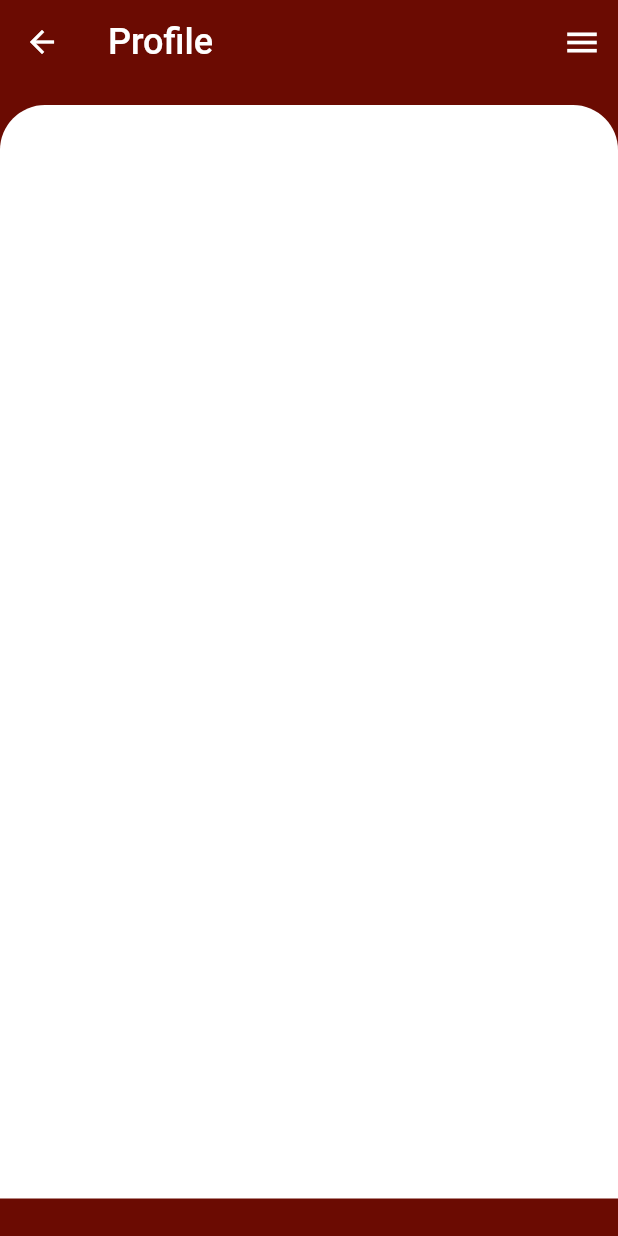
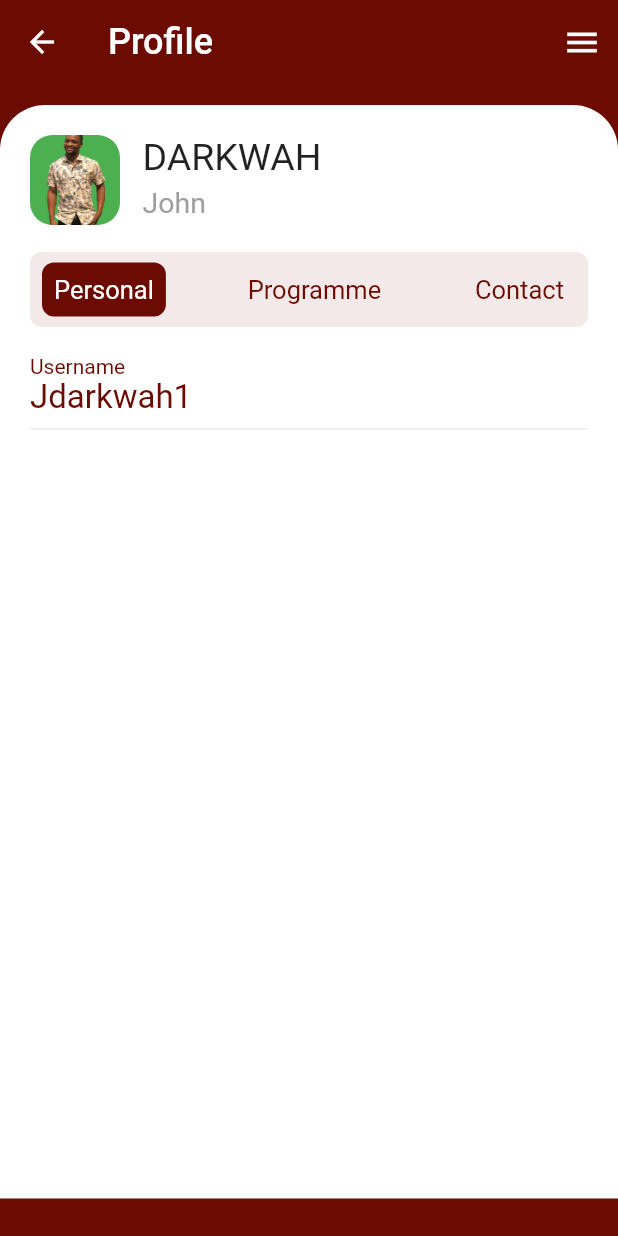
Before and after one commit to codewithdarkwa/new-aim-flutter, a Flutter app: the Profile screen opened directly, on a phone screen of 412 x 824 dp. Run offline on Flutter 3.47's test engine with Material 2 defaults, Android fonts, the phone set to English and light mode, and no system bars.

Commit message:
working on the profile

```diff
--- a/lib/pages/profile.dart
+++ b/lib/pages/profile.dart
@@ -29,6 +29,79 @@ class Profile extends StatelessWidget {
                   ),
                   color: Colors.white,
                 ),
+                child: Padding(
+                  padding: const EdgeInsets.all(20.0),
+                  child: Column(
+                    children: [
+                      Row(
+                        crossAxisAlignment: CrossAxisAlignment.start,
+                        children: [
+                          Container(
+                            padding: const EdgeInsets.symmetric(horizontal: 10),
+                            width: 60,
+                            height: 60,
+                            decoration: BoxDecoration(
+                              borderRadius: BorderRadius.circular(15),
+                              color: Colors.green,
+                            ),
+                            child: Image.asset('images/profile.png',
+                                fit: BoxFit.cover),
+                          ),
+                          Column(
+                            crossAxisAlignment: CrossAxisAlignment.start,
+                            children: const [
+                              Padding(
+                                padding: EdgeInsets.symmetric(horizontal: 15.0),
+                                child: Text(
+                                  'DARKWAH',
+                                  style: TextStyle(fontSize: 25),
+                                ),
+                              ),
+                              SizedBox(
+                                height: 5,
+                              ),
+                              Padding(
+                                padding: EdgeInsets.symmetric(horizontal: 15.0),
+                                child: Text(
+                                  'John',
+                                  style: TextStyle(
+                                      fontSize: 19, color: Colors.grey),
+                                ),
+                              ),
+                            ],
+                          ),
+                        ],
+                      ),
+                      const Bio(),
+                      Container(
+                        alignment: Alignment.centerLeft,
+                        child: Column(
+                          children: [
+                            Column(
+                              crossAxisAlignment: CrossAxisAlignment.start,
+                              children: const [
+                                Text(
+                                  'Username',
+                                  style: TextStyle(
+                                    color: Color(0xff6b0b02),
+                                  ),
+                                ),
+                                Text(
+                                  'Jdarkwah1',
+                                  style: TextStyle(
+                                    fontSize: 22,
+                                    color: Color(0xff6b0b02),
+                                  ),
+                                )
+                              ],
+                            ),
+                          ],
+                        ),
+                      ),
+                      const Divider(),
+                    ],
+                  ),
+                ),
               ),
             ],
           ),
@@ -38,3 +111,69 @@ class Profile extends StatelessWidget {
     );
   }
 }
+
+class Bio extends StatelessWidget {
+  const Bio({
+    Key? key,
+  }) : super(key: key);
+
+  @override
+  Widget build(BuildContext context) {
+    return Padding(
+      padding: const EdgeInsets.symmetric(vertical: 18.0),
+      child: Container(
+        height: 50,
+        decoration: BoxDecoration(
+            color: const Color(0xfff3e9e9),
+            borderRadius: BorderRadius.circular(8)),
+        child: Padding(
+          padding: const EdgeInsets.symmetric(horizontal: 8.0),
+          child: Row(
+            mainAxisAlignment: MainAxisAlignment.spaceBetween,
+            children: [
+              Container(
+                padding: const EdgeInsets.all(8),
+                decoration: BoxDecoration(
+                    color: const Color(0xff6b0b02),
+                    borderRadius: BorderRadius.circular(8)),
+                child: const Text(
+                  'Personal',
+                  style: TextStyle(
+                    fontSize: 17,
+                    color: Colors.white,
+                  ),
+                ),
+              ),
+              Container(
+                padding: const EdgeInsets.all(8),
+                decoration: BoxDecoration(
+                    // color: const Color(0xff6b0b02),
+                    borderRadius: BorderRadius.circular(8)),
+                child: const Text(
+                  'Programme',
+                  style: TextStyle(
+                    fontSize: 17,
+                    color: Color(0xff6b0b02),
+                  ),
+                ),
+              ),
+              Container(
+                padding: const EdgeInsets.all(8),
+                decoration: BoxDecoration(
+                    // color: const Color(0xff6b0b02),
+                    borderRadius: BorderRadius.circular(8)),
+                child: const Text(
+                  'Contact',
+                  style: TextStyle(
+                    fontSize: 17,
+                    color: Color(0xff6b0b02),
+                  ),
+                ),
+              ),
+            ],
+          ),
+        ),
+      ),
+    );
+  }
+}
--- a/lib/screens/home.dart
+++ b/lib/screens/home.dart
@@ -22,13 +22,13 @@ class _HomeState extends State<Home> {
         preferredSize: Size.fromHeight(70),
         child: CustomAppBar(appBarTitle: "Home", icon: Icons.menu),
       ),
-      body: ListView(
+      body: Column(
         children: [
           Column(
             children: [
               Container(
                 width: double.infinity,
-                height: screenHeight - 95,
+                height: screenHeight - 110,
                 decoration: const BoxDecoration(
                   borderRadius: BorderRadius.only(
                     topLeft: Radius.circular(30),
@@ -63,6 +63,7 @@ class _HomeState extends State<Home> {
                             ],
                           ),
                           Container(
+                            padding: const EdgeInsets.symmetric(horizontal: 10),
                             width: 60,
                             height: 60,
                             decoration: BoxDecoration(
```
